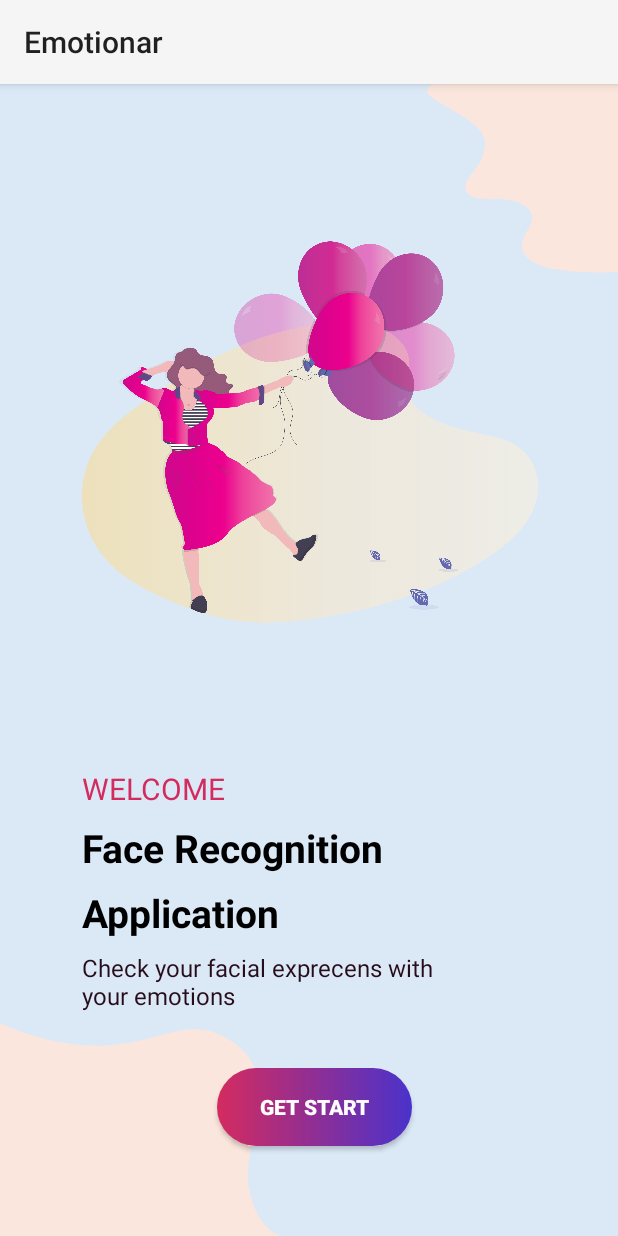
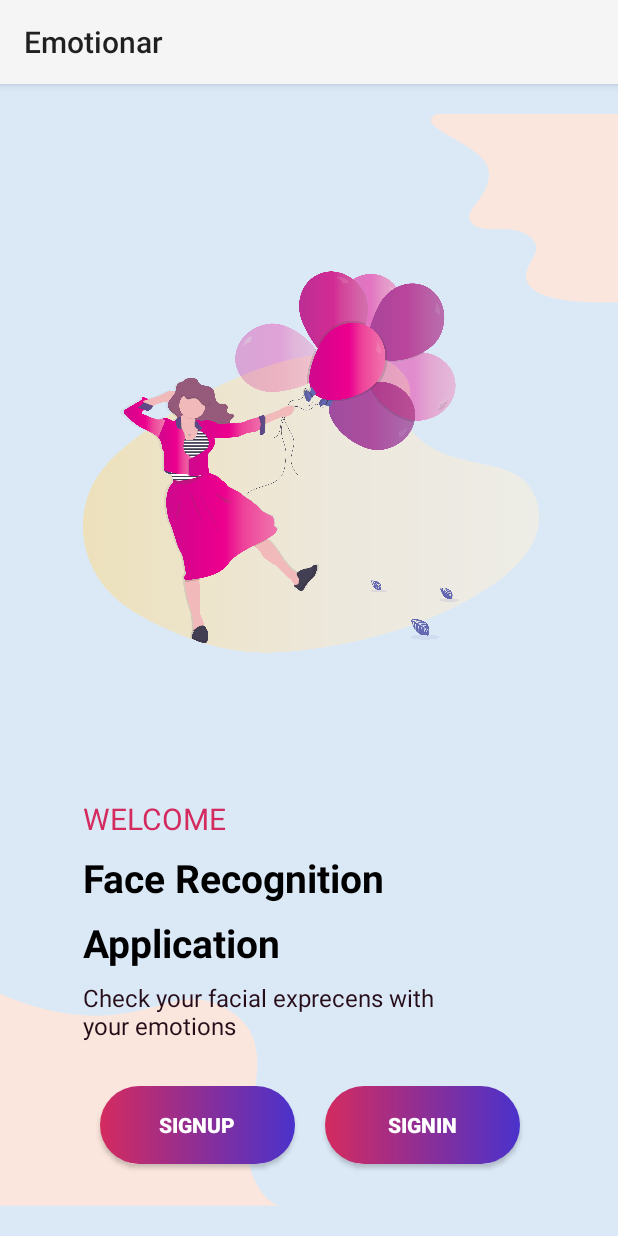
Before and after one commit to barlakshan/Emotioner2.0-advance-facial-recognition-mobile-application-created-using-Java-TensorflowLite-ML, an Android app: the screen it shows after launch (MainActivity), on a phone screen of 412 x 824 dp. Run offline under Robolectric (Android 15) with nearby library versions, the light colour scheme and no system bars.

Commit message:
Emotioner(register)_1.2

```diff
--- a/app/src/main/AndroidManifest.xml
+++ b/app/src/main/AndroidManifest.xml
@@ -1,7 +1,8 @@
 <?xml version="1.0" encoding="utf-8"?>
 <manifest xmlns:android="http://schemas.android.com/apk/res/android"
     xmlns:tools="http://schemas.android.com/tools">
-    <uses-permission android:name="android.permission.INTERNET"/>
+
+    <uses-permission android:name="android.permission.INTERNET" />
 
     <application
         android:allowBackup="true"
@@ -13,6 +14,9 @@
         android:supportsRtl="true"
         android:theme="@style/Theme.Emotionar"
         tools:targetApi="31">
+        <activity
+            android:name=".Ragister"
+            android:exported="false" />
         <activity
             android:name=".Register"
             android:exported="false" />
--- a/app/src/main/java/com/example/emotionar/MainActivity.java
+++ b/app/src/main/java/com/example/emotionar/MainActivity.java
@@ -13,16 +13,25 @@ import androidx.core.view.WindowInsetsCompat;
 
 public class MainActivity extends AppCompatActivity {
 
-    private Button start_button;
+    private Button signup,signin;
 
     @Override
     protected void onCreate(Bundle savedInstanceState) {
         super.onCreate(savedInstanceState);
         setContentView(R.layout.activity_main);
 
-        start_button = findViewById(R.id.start_button);
+        signup = findViewById(R.id.signup);
+        signin = findViewById(R.id.signin);
 
-        start_button.setOnClickListener(new View.OnClickListener() {
+        signup.setOnClickListener(new View.OnClickListener() {
+            @Override
+            public void onClick(View v) {
+                Intent intent = new Intent(MainActivity.this,Ragister.class);
+                startActivity(intent);
+            }
+        });
+
+        signin.setOnClickListener(new View.OnClickListener() {
             @Override
             public void onClick(View v) {
                 Intent intent = new Intent(MainActivity.this,Login.class);
--- a/app/src/main/res/layout/activity_login.xml
+++ b/app/src/main/res/layout/activity_login.xml
@@ -65,7 +65,7 @@
                 android:textStyle="bold" />
 
             <EditText
-                android:id="@+id/editTextText"
+                android:id="@+id/username"
                 android:layout_width="match_parent"
                 android:layout_height="50dp"
                 android:layout_marginTop="10dp"
@@ -88,7 +88,7 @@
                 android:textStyle="bold" />
 
             <EditText
-                android:id="@+id/editTextPassword"
+                android:id="@+id/password"
                 android:layout_width="match_parent"
                 android:layout_height="50dp"
                 android:layout_marginTop="10dp"
@@ -138,7 +138,7 @@
             </LinearLayout>
 
             <Button
-                android:id="@+id/button2"
+                android:id="@+id/signup"
                 android:layout_width="match_parent"
                 android:layout_height="wrap_content"
                 android:layout_marginTop="35dp"
--- a/app/src/main/res/layout/activity_main.xml
+++ b/app/src/main/res/layout/activity_main.xml
@@ -3,24 +3,18 @@
     xmlns:app="http://schemas.android.com/apk/res-auto"
     xmlns:tools="http://schemas.android.com/tools"
     android:id="@+id/main"
-    android:background="@color/sky_blue"
     android:layout_width="match_parent"
     android:layout_height="match_parent"
+    android:background="@color/sky_blue"
     tools:context=".MainActivity">
 
     <androidx.constraintlayout.widget.ConstraintLayout
-        android:layout_width="match_parent"
-        android:layout_height="match_parent"
-        tools:layout_editor_absoluteX="0dp"
-        tools:layout_editor_absoluteY="0dp">
-
-        <ImageView
-            android:id="@+id/imageView2"
-            android:layout_width="wrap_content"
-            android:layout_height="wrap_content"
+        android:layout_width="415dp"
+        android:layout_height="728dp"
+        app:layout_constraintBottom_toBottomOf="parent"
         app:layout_constraintEnd_toEndOf="parent"
-            app:layout_constraintTop_toTopOf="parent"
-            app:srcCompat="@drawable/top_tight" />
+        app:layout_constraintStart_toStartOf="parent"
+        app:layout_constraintTop_toTopOf="parent">
 
         <ImageView
             android:id="@+id/imageView3"
@@ -73,8 +67,8 @@
             android:layout_width="wrap_content"
             android:layout_height="wrap_content"
             android:layout_marginTop="8dp"
+            android:text="Application"
             android:textColor="@color/black"
-            android:text="Application"
             android:textSize="26sp"
             android:textStyle="bold"
             app:layout_constraintEnd_toEndOf="@+id/textView2"
@@ -84,29 +78,58 @@
 
         <TextView
             android:id="@+id/textView4"
-            android:layout_width="267dp"
-            android:layout_height="78dp"
+            android:layout_width="268dp"
+            android:layout_height="42dp"
             android:layout_marginTop="8dp"
+            android:text="Check your facial exprecens with your emotions"
             android:textColor="@color/gray"
-            android:text="Check your facial exprecens with your emotions"
             android:textSize="16sp"
             app:layout_constraintEnd_toEndOf="@+id/imageView4"
             app:layout_constraintHorizontal_bias="0.0"
             app:layout_constraintStart_toStartOf="@+id/textView3"
             app:layout_constraintTop_toBottomOf="@+id/textView3" />
 
+        <LinearLayout
+            android:layout_width="match_parent"
+            android:layout_height="wrap_content"
+            android:layout_margin="35dp"
+            android:gravity="center"
+            android:orientation="horizontal"
+            android:visibility="visible"
+            app:layout_constraintBottom_toBottomOf="parent"
+            app:layout_constraintEnd_toEndOf="parent"
+            app:layout_constraintStart_toStartOf="parent"
+            app:layout_constraintTop_toBottomOf="@+id/textView4">
+
             <Button
-            android:id="@+id/start_button"
+                android:id="@+id/signup"
                 android:layout_width="130dp"
                 android:layout_height="52dp"
+                android:layout_margin="10dp"
                 android:background="@drawable/gradient_button"
-            android:text="Get Start"
+                android:text="SignUp"
                 android:textColor="@color/white"
-            android:textStyle="bold"
-            app:layout_constraintEnd_toEndOf="@+id/imageView4"
-            app:layout_constraintHorizontal_bias="0.516"
-            app:layout_constraintStart_toStartOf="@+id/textView4"
-            app:layout_constraintTop_toBottomOf="@+id/textView4" />
+                android:textStyle="bold" />
+
+            <Button
+                android:id="@+id/signin"
+                android:layout_width="130dp"
+                android:layout_height="52dp"
+                android:layout_margin="10dp"
+                android:background="@drawable/gradient_button"
+                android:text="SignIn"
+                android:textColor="@color/white"
+                android:textStyle="bold" />
+        </LinearLayout>
+
+        <ImageView
+            android:id="@+id/imageView2"
+            android:layout_width="wrap_content"
+            android:layout_height="wrap_content"
+            app:layout_constraintEnd_toEndOf="parent"
+            app:layout_constraintTop_toTopOf="parent"
+            app:srcCompat="@drawable/top_tight" />
 
     </androidx.constraintlayout.widget.ConstraintLayout>
+
 </androidx.constraintlayout.widget.ConstraintLayout>
```
Also changed, not shown: app/src/main/java/com/example/emotionar/Login.java (+27 -0 lines), app/src/main/java/com/example/emotionar/Ragister.java (added, +24 -0 lines), app/src/main/res/layout/activity_ragister.xml (added, +143 -0 lines), app/src/main/res/drawable-hdpi/singup.png (added). Lines whose indentation alone changed are shown as unchanged.
